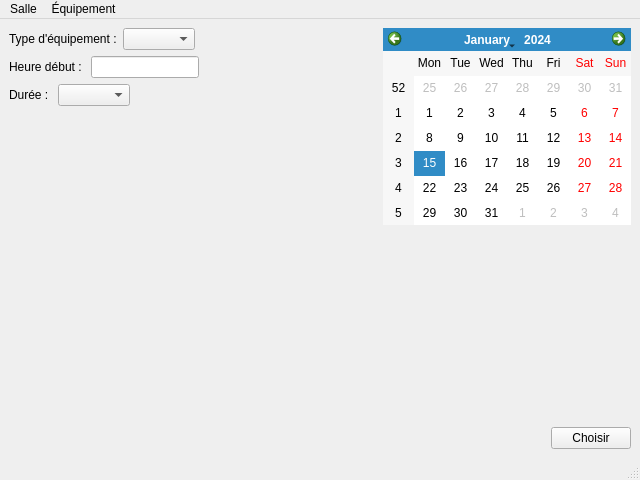
Above: ihm_creerreservationequipement.ui from GamerBishop/projetENT_GL before the change. Below: the same form after it.
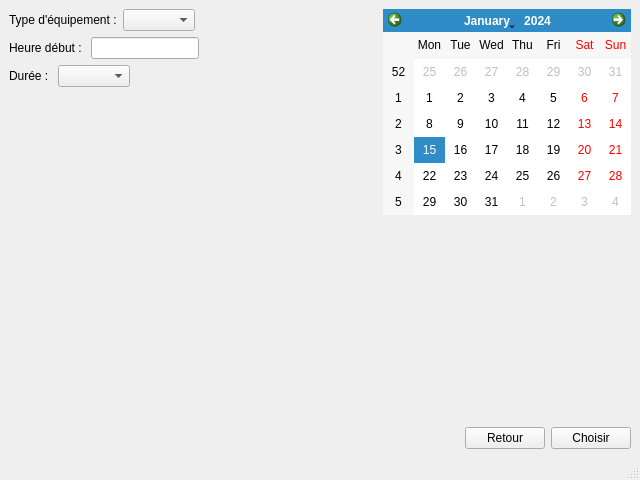
That is the form after the change.

Patch:
```diff
--- a/ihm_creerreservationequipement.ui
+++ b/ihm_creerreservationequipement.ui
@@ -113,7 +113,14 @@
            </spacer>
           </item>
           <item>
-           <widget class="QPushButton" name="pushButton">
+           <widget class="QPushButton" name="pushButtonRetour">
+            <property name="text">
+             <string>Retour</string>
+            </property>
+           </widget>
+          </item>
+          <item>
+           <widget class="QPushButton" name="pushButtonChoisir">
             <property name="text">
              <string>Choisir</string>
             </property>
@@ -127,28 +134,6 @@
     </item>
    </layout>
   </widget>
-  <widget class="QMenuBar" name="menubar">
-   <property name="geometry">
-    <rect>
-     <x>0</x>
-     <y>0</y>
-     <width>640</width>
-     <height>21</height>
-    </rect>
-   </property>
-   <widget class="QMenu" name="menuSalle">
-    <property name="title">
-     <string>Salle</string>
-    </property>
-   </widget>
-   <widget class="QMenu" name="menu_quipement">
-    <property name="title">
-     <string>Équipement</string>
-    </property>
-   </widget>
-   <addaction name="menuSalle"/>
-   <addaction name="menu_quipement"/>
-  </widget>
   <widget class="QStatusBar" name="statusbar"/>
  </widget>
  <resources/>
```
